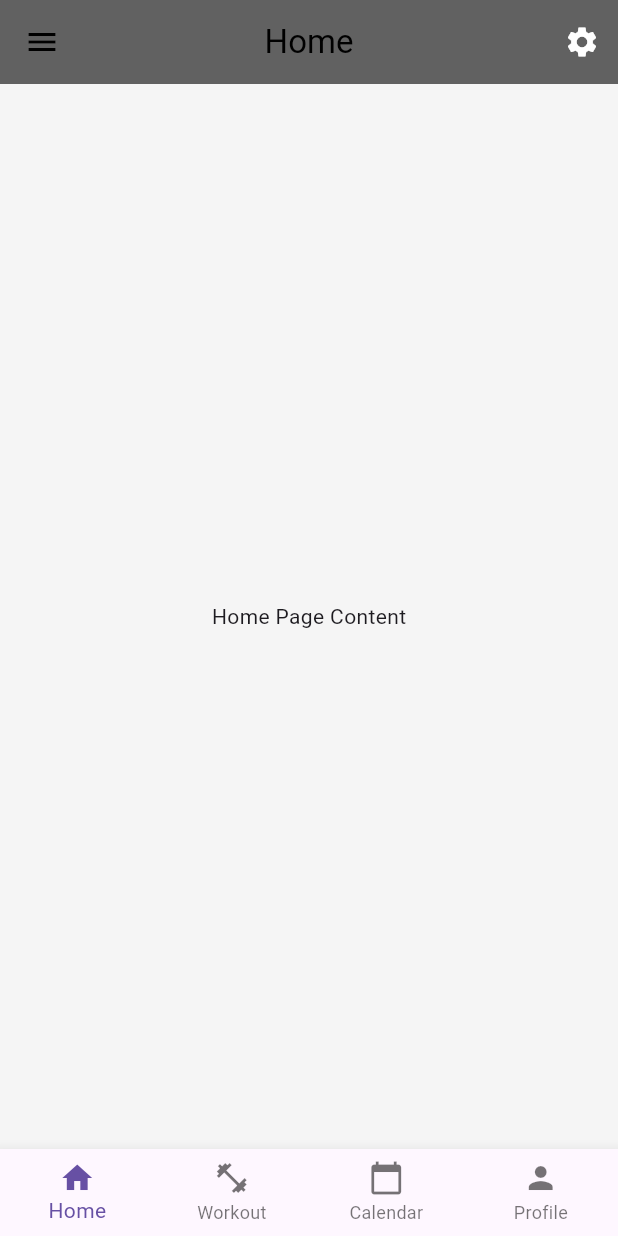
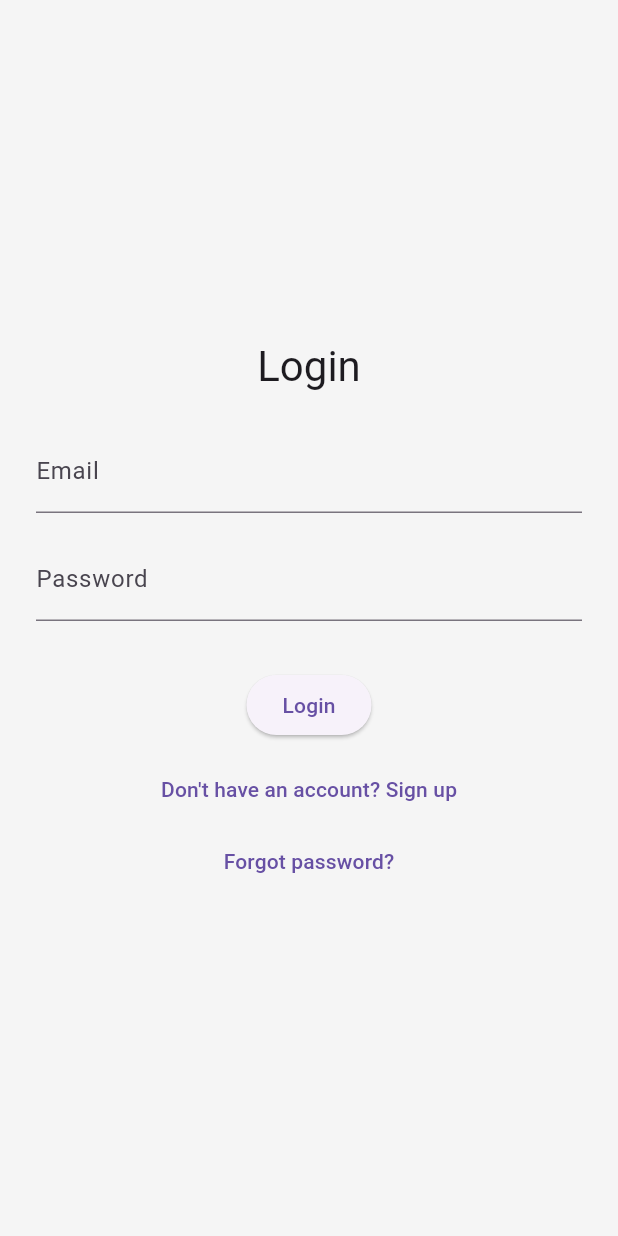
Before and after one commit to Diana-M0407/fitness_app, a Flutter app: the screen it shows after launch, on a phone screen of 412 x 824 dp. Run offline on Flutter 3.47's test engine with Material 3 defaults, Android fonts, the phone set to English and light mode, and no system bars; our stand-ins replace firebase_auth, firebase_core, flutter_svg, shared_preferences; accounts and stored records are empty.

Commit message:
added login_page, signup_page, reset_passworld_page

```diff
--- a/lib/main.dart
+++ b/lib/main.dart
@@ -1,47 +1,67 @@
-import 'package:fitnessapp/pages/calendar.dart';
-import 'package:fitnessapp/pages/home.dart';
-import 'package:fitnessapp/pages/navigator_page.dart';
-import 'package:fitnessapp/pages/profile.dart';
-import 'package:fitnessapp/pages/workout.dart';
+//import 'package:fitnessapp/pages/calendar.dart';
+//import 'package:fitnessapp/pages/home.dart';
+//import 'package:fitnessapp/pages/navigator_page.dart';
+//import 'package:fitnessapp/pages/profile.dart';
+//import 'package:fitnessapp/pages/workout.dart';
+//import 'package:fitnessapp/pages/login_page.dart';
 
 import 'package:fitnessapp/theme/theme_provider.dart';
 import 'package:flutter/material.dart';
 import 'package:provider/provider.dart';
+import 'package:shared_preferences/shared_preferences.dart';
+import 'package:firebase_core/firebase_core.dart';
 
 //import 'theme/theme_provider.dart';
-//import 'pages/navigator_page.dart';
+import 'pages/navigator_page.dart';
+import 'pages/home_page.dart';
+import 'pages/workout.dart';
+import 'pages/calendar_page.dart';
+import 'pages/profile_page.dart';
+import 'pages/login_page.dart';
 
+void main() async {
+  WidgetsFlutterBinding.ensureInitialized();
+  await Firebase.initializeApp(); // Firebase setup
+  //newMethod();
 
+  final prefs = await SharedPreferences.getInstance();
+  final isLoggedIn = prefs.getBool('isLoggedIn') ??
+      false; // ← Change this later with real auth logic
 
-void main() {
-  newMethod();
+  runApp(
+    ChangeNotifierProvider(
+      create: (_) => ThemeProvider(),
+      child: FitnessApp(isLoggedIn: isLoggedIn),
+    ),
+  );
 }
 
-void newMethod() {
-  return runApp(
-  ChangeNotifierProvider(
-    //create: (context) => ThemeProvider(),
-    create:(_) => ThemeProvider(),
-    //child: const MyApp(),
-    child: const FitnessApp(),
-  ),
-);
-}
+//void newMethod() {
+//  return runApp(
+//    ChangeNotifierProvider(
+//      //create: (context) => ThemeProvider(),
+//      create: (_) => ThemeProvider(),
+//      //child: const MyApp(),
+//      child: FitnessApp(isLoggenIn: null),
+//    ),
+//  );
+//}
 
 class FitnessApp extends StatelessWidget {
-  const FitnessApp({super.key});
+  final bool isLoggedIn;
+  const FitnessApp({super.key, required this.isLoggedIn});
 
   // This widget is the root of your application.
   @override
   Widget build(BuildContext context) {
-    final ThemeProvider themeProvider = Provider.of<ThemeProvider>(context);
+    final themeProvider = Provider.of<ThemeProvider>(context);
 
     return MaterialApp(
       debugShowCheckedModeBanner: false,
       title: 'Fitness App',
-      //theme: Provider.of<ThemeProvider>(context).themeData,
       theme: themeProvider.themeData,
-      home: const NavigatorPage(),
+      //home: const NavigatorPage(),
+      home: isLoggedIn ? const NavigatorPage() : LoginPage(),
       routes: {
         '/navigator': (context) => const NavigatorPage(),
         '/home': (context) => const HomePage(),
--- a/lib/pages/home.dart
+++ b/lib/pages/home_page.dart
@@ -3,7 +3,6 @@ import 'package:flutter/material.dart';
 
 class HomePage extends StatelessWidget {
   const HomePage({super.key});
-
 
 //  @override
 //  Widget build(BuildContext context) {
@@ -23,7 +22,6 @@ class HomePage extends StatelessWidget {
 //    );
 //  }
 //}
-
 
 
   @override
--- /dev/null
+++ b/lib/pages/login_page.dart
@@ -0,0 +1,197 @@
+//import 'package:firebase_auth/firebase_auth.dart';
+//import 'package:flutter/material.dart';
+//import 'package:fitnessapp/pages/navigator_page.dart';
+//
+//class LoginPage extends StatefulWidget {
+//  const LoginPage({super.key});
+//
+//  @override
+//  _LoginPageState createState() => _LoginPageState();
+//}
+//
+//class _LoginPageState extends State<LoginPage> {
+//  final _formKey = GlobalKey<FormState>();
+//  String _email = '';
+//  String _password = '';
+//
+//  void _submitForm() {
+//    if (_formKey.currentState!.validate()) {
+//      _formKey.currentState!.save();
+//      // TODO: Implement authentication logic here
+//      print('Email: $_email, Password: $_password');
+//    }
+//  }
+//
+//  @override
+//  Widget build(BuildContext context) {
+//    return Scaffold(
+//      backgroundColor: Colors.grey[100],
+//      body: Center(
+//        child: Padding(
+//          padding: const EdgeInsets.all(24.0),
+//          child: Form(
+//            key: _formKey,
+//            child: Column(
+//              mainAxisSize: MainAxisSize.min,
+//              children: [
+//                Text("Login", style: Theme.of(context).textTheme.headlineMedium),
+//                const SizedBox(height: 24),
+//                TextFormField(
+//                  decoration: const InputDecoration(labelText: 'Email'),
+//                  keyboardType: TextInputType.emailAddress,
+//                  validator: (value) =>
+//                      value!.isEmpty ? 'Please enter your email' : null,
+//                  onSaved: (value) => _email = value!,
+//                ),
+//                const SizedBox(height: 16),
+//                TextFormField(
+//                  decoration: const InputDecoration(labelText: 'Password'),
+//                  obscureText: true,
+//                  validator: (value) =>
+//                      value!.isEmpty ? 'Please enter your password' : null,
+//                  onSaved: (value) => _password = value!,
+//                ),
+//                const SizedBox(height: 32),
+//                ElevatedButton(
+//                  onPressed: _submitForm,
+//                  child: const Text('Login'),
+//                ),
+//              ],
+//            ),
+//          ),
+//        ),
+//      ),
+//    );
+//  }
+//}
+
+
+
+
+import 'package:firebase_auth/firebase_auth.dart';
+import 'package:flutter/material.dart';
+import 'package:fitnessapp/pages/navigator_page.dart';
+
+import 'package:shared_preferences/shared_preferences.dart';
+import 'package:fitnessapp/pages/signup_page.dart';
+import 'package:fitnessapp/pages/reset_password_page.dart';
+
+
+class LoginPage extends StatefulWidget {
+  final FirebaseAuth auth;
+
+  LoginPage({super.key, FirebaseAuth? auth})
+      : auth = auth ?? FirebaseAuth.instance;
+
+  @override
+  State<LoginPage> createState() => _LoginPageState();
+}
+
+class _LoginPageState extends State<LoginPage> {
+  final _formKey = GlobalKey<FormState>();
+  String _email = '';
+  String _password = '';
+  String _error = '';
+  bool _isLoading = false;
+
+  Future<void> _login() async {
+    if (!_formKey.currentState!.validate()) return;
+    _formKey.currentState!.save();
+
+    setState(() {
+      _isLoading = true;
+      _error = '';
+    });
+
+    try {
+      await widget.auth.signInWithEmailAndPassword(
+        email: _email,
+        password: _password,
+      );
+
+      // Save login state
+      final prefs = await SharedPreferences.getInstance();
+      await prefs.setBool('isLoggedIn', true);
+
+      // Navigate to the main page on successful login
+      Navigator.pushReplacement(
+        context,
+        MaterialPageRoute(builder: (_) => const NavigatorPage()),
+      );
+    } on FirebaseAuthException catch (e) {
+      setState(() {
+        _error = e.message ?? 'Login failed';
+      });
+    } catch (e) {
+      setState(() {
+        _error = 'Unexpected error occurred';
+      });
+    } finally {
+      setState(() => _isLoading = false);
+    }
+  }
+
+  @override
+  Widget build(BuildContext context) {
+    return Scaffold(
+      backgroundColor: Colors.grey[100],
+      body: Center(
+        child: Padding(
+          padding: const EdgeInsets.all(24.0),
+          child: Form(
+            key: _formKey,
+            child: SingleChildScrollView(
+              child: Column(
+                mainAxisSize: MainAxisSize.min,
+                children: [
+                  Text("Login", style: Theme.of(context).textTheme.headlineMedium),
+                  const SizedBox(height: 24),
+                  TextFormField(
+                    decoration: const InputDecoration(labelText: 'Email'),
+                    keyboardType: TextInputType.emailAddress,
+                    validator: (value) => value!.isEmpty ? 'Enter your email' : null,
+                    onSaved: (value) => _email = value!.trim(),
+                  ),
+                  const SizedBox(height: 16),
+                  TextFormField(
+                    decoration: const InputDecoration(labelText: 'Password'),
+                    obscureText: true,
+                    validator: (value) => value!.isEmpty ? 'Enter your password' : null,
+                    onSaved: (value) => _password = value!.trim(),
+                  ),
+                  const SizedBox(height: 32),
+                  if (_error.isNotEmpty)
+                    Text(_error, style: const TextStyle(color: Colors.red)),
+                  if (_isLoading)
+                    const CircularProgressIndicator()
+                  else
+                    ElevatedButton(
+                      onPressed: _login,
+                      child: const Text('Login'),
+                    ),
+                    const SizedBox(height: 8),
+                    TextButton(
+                      onPressed: () {
+                        Navigator.push(context,
+                          MaterialPageRoute(builder: (_) => const SignUpPage())
+                          );
+                    },
+                    child: const Text("Don't have an account? Sign up"),
+                    ),
+                    TextButton(
+                      onPressed: () {
+                        Navigator.push(context,
+                        MaterialPageRoute(builder: (_) => const ResetPasswordPage())
+                        );
+                      },
+                      child: const Text("Forgot password?"),
+                    ),
+                ],
+              ),
+            ),
+          ),
+        ),
+      ),
+    );
+  }
+}
--- a/lib/pages/profile.dart
+++ b/lib/pages/profile_page.dart
@@ -11,8 +11,8 @@ class ProfilePage extends StatelessWidget {
   Widget build(BuildContext context) {
     final Profile demoProfile = Profile(
       name: "Diana",
-      age: 30,
-      email: "dmal@gmail.com",
+      age: 99,
+      email: "test@example.com",
     );
 
     return Scaffold(
--- a/pubspec.yaml
+++ b/pubspec.yaml
@@ -30,16 +30,22 @@ environment:
 dependencies:
   flutter:
     sdk: flutter
+  firebase_core: ^3.13.0
+  firebase_auth: ^5.5.2
+  shared_preferences: ^2.2.2
 
   # The following adds the Cupertino Icons font to your application.
   # Use with the CupertinoIcons class for iOS style icons.
   cupertino_icons: ^1.0.8
   flutter_svg: ^2.0.17
   provider: ^6.1.2
+  #shared_preferences: ^2.5.3
 
 dev_dependencies:
   flutter_test:
     sdk: flutter
+  mockito: ^5.4.4
+  firebase_auth_mocks: ^0.14.1
 
   # The "flutter_lints" package below contains a set of recommended lints to
   # encourage good coding practices. The lint set provided by the package is
```
Also changed, not shown: lib/pages/navigator_page.dart (+24 -3 lines), lib/pages/reset_password_page.dart (added, +94 -0 lines), lib/pages/signup_page.dart (added, +92 -0 lines), lib/pages/calendar_page.dart (renamed from lib/pages/calendar.dart), pubspec.lock, 169 other files.
